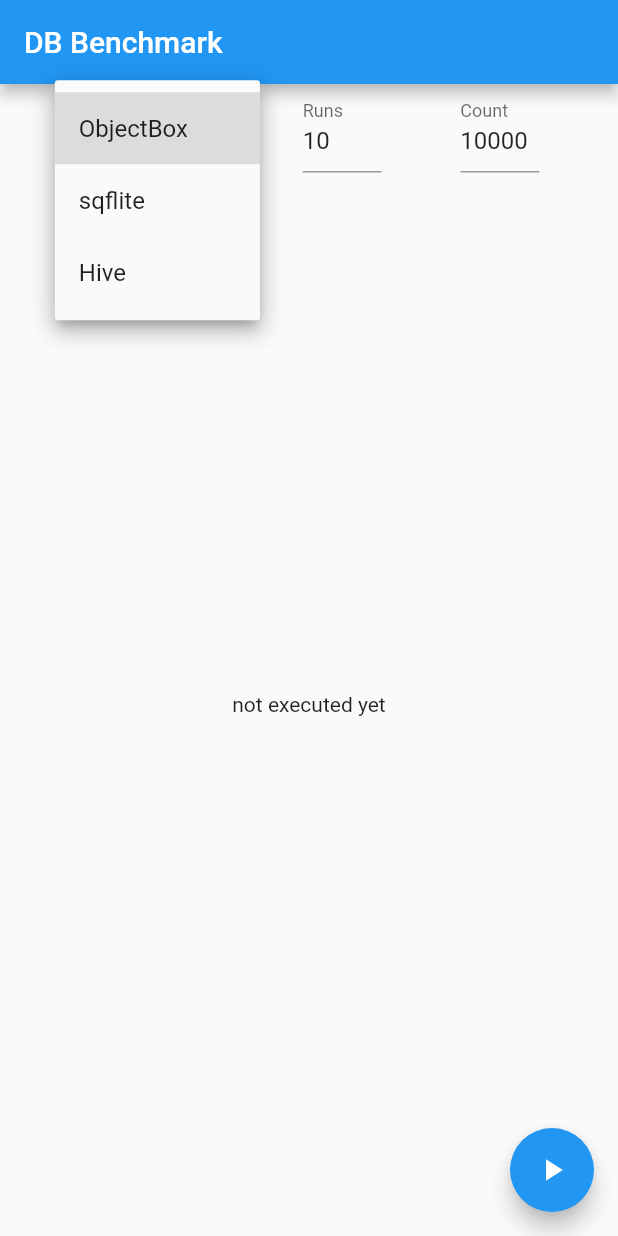
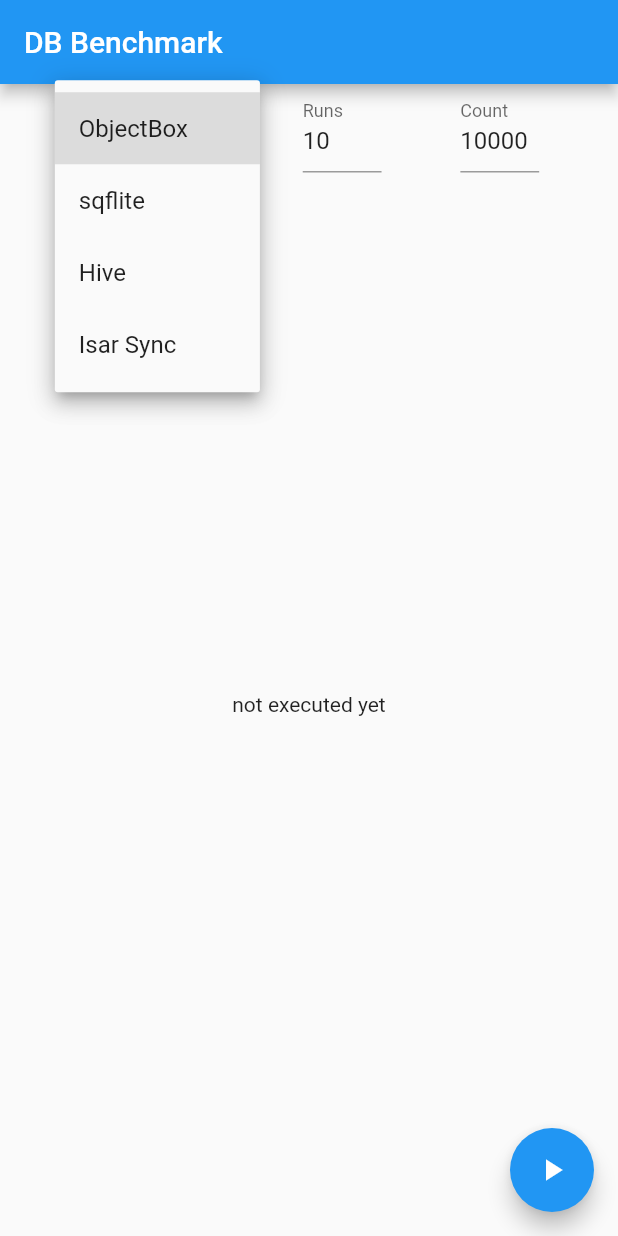
Before and after one commit to objectbox/objectbox-dart-performance, a Flutter app: the screen it shows after launch, after a tap on "ObjectBox", on a phone screen of 412 x 824 dp. Run offline on Flutter 3.47's test engine with Material 2 defaults, Android fonts, the phone set to English and light mode, and no system bars; our stand-ins replace cloud_firestore, firebase_core, hive, isar, objectbox, sqflite; accounts and stored records are empty; generated files the repository leaves out were written again.

Commit message:
add isar DB to benchmark

```diff
--- a/lib/executor.dart
+++ b/lib/executor.dart
@@ -38,7 +38,7 @@ abstract class ExecutorBase {
       throw UnimplementedError();
 }
 
-/// Verifies that the given executor works as expectd (returns proper results).
+/// Verifies that the given executor works as expected (returns proper results).
 Future<void> testExecutor(ExecutorBase bench,
         {required int count, String? qString}) =>
     Future.sync(() async {
--- a/lib/main.dart
+++ b/lib/main.dart
@@ -11,6 +11,7 @@ import 'sqf_executor.dart' as sqf;
 import 'hive_executor.dart' as hive;
 import 'hive_lazy_executor.dart' as hive_lazy;
 import 'cf_executor.dart' as cf;
+import 'isar_sync_executor.dart' as isar_sync;
 import 'time_tracker.dart';
 
 void main() {
@@ -109,6 +110,9 @@ class _MyHomePageState extends State<MyHomePage> {
           break;
         case 5:
           executor = await cf.Executor.create(dbDir, _tracker);
+          break;
+        case 6:
+          executor = await isar_sync.Executor.create(dbDir, _tracker);
           break;
         default:
           throw Exception('Unknown executor');
@@ -228,6 +232,10 @@ class _MyHomePageState extends State<MyHomePage> {
                     //   // max batch size for firestore is 500
                     //   onTap: () => _countController.text = '500',
                     // ),
+                    DropdownMenuItem(
+                      child: Text("Isar Sync"),
+                      value: 6,
+                    ),
                   ],
                   onChanged: (value) {
                     setState(() {
--- a/lib/model.dart
+++ b/lib/model.dart
@@ -1,8 +1,10 @@
 import 'package:objectbox/objectbox.dart';
 import 'package:hive/hive.dart';
+import 'package:isar/isar.dart' as isar;
 
 part 'model.g.dart';
 
+@isar.Collection()
 @Entity()
 @HiveType(typeId: 1)
 class TestEntity {
@@ -23,6 +25,13 @@ class TestEntity {
   double tDouble;
 
   TestEntity(this.id, this.tString, this.tInt, this.tLong, this.tDouble);
+
+  TestEntity.forIsar()
+      : id = 0,
+        tString = '',
+        tInt = 0,
+        tLong = 0,
+        tDouble = 0;
 
   static Map<String, dynamic> toMap(TestEntity object) => <String, dynamic>{
         'id': object.id == 0 ? null : object.id,
--- a/pubspec.yaml
+++ b/pubspec.yaml
@@ -22,11 +22,14 @@ dependencies:
   hive: ^2.0.4
   firebase_core: ^1.1.0
   cloud_firestore: ^2.1.0
+  isar: ^0.4.0
+  isar_flutter_libs: ^0.4.0
 
 dev_dependencies:
   objectbox_generator: any
   build_runner: any
   hive_generator: any
+  isar_generator: ^0.4.0
 
 #dependency_overrides:
 #  objectbox:
```
Also changed, not shown: lib/isar_sync_executor.dart (added, +49 -0 lines).
